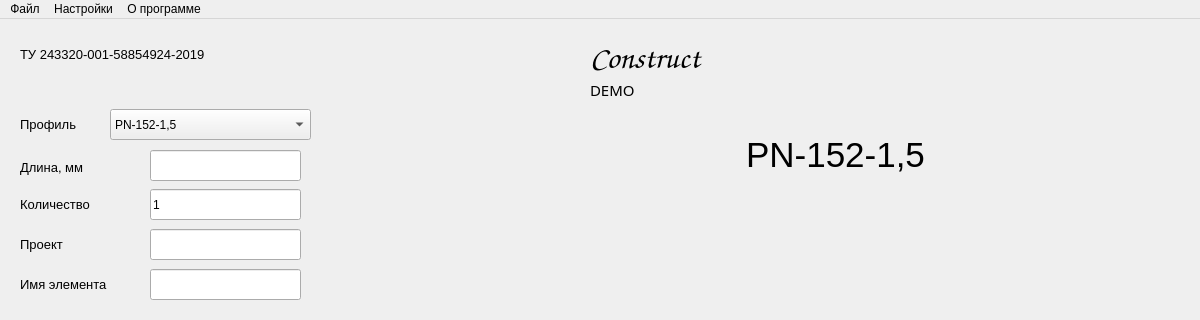
First picture: the form in Construct.ui, repository WatchMeGuys/Construct, before the edit; both pictures show x 0 to 1200 and y 0 to 320 of the 1200 by 720 pixel window.
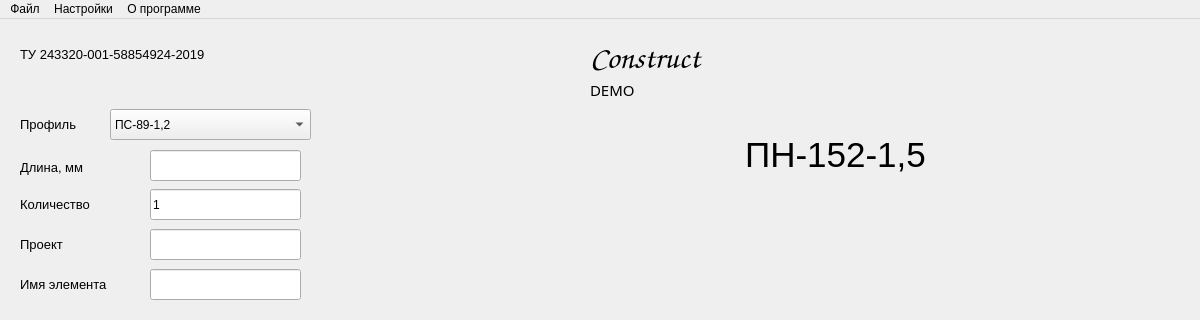
Second picture: the form after the edit. Icons and pictures are not drawn.

Commit message: Added all profiles to cumbox, transtaled

The edit to the form file:
```diff
--- a/Construct.ui
+++ b/Construct.ui
@@ -189,9 +189,12 @@
       <height>31</height>
      </rect>
     </property>
+    <property name="currentText">
+     <string>ПН-152-1,5</string>
+    </property>
     <item>
      <property name="text">
-      <string>PN-152-1,5</string>
+      <string>ПС-89-1,2</string>
      </property>
     </item>
     <item>
@@ -396,7 +399,7 @@
      </font>
     </property>
     <property name="text">
-     <string>PN-152-1,5</string>
+     <string>ПН-152-1,5</string>
     </property>
     <property name="alignment">
      <set>Qt::AlignCenter</set>
```
Left out of the diff: 266 changed lines with no effect on the pictures. The commit also changes 1 other file.
